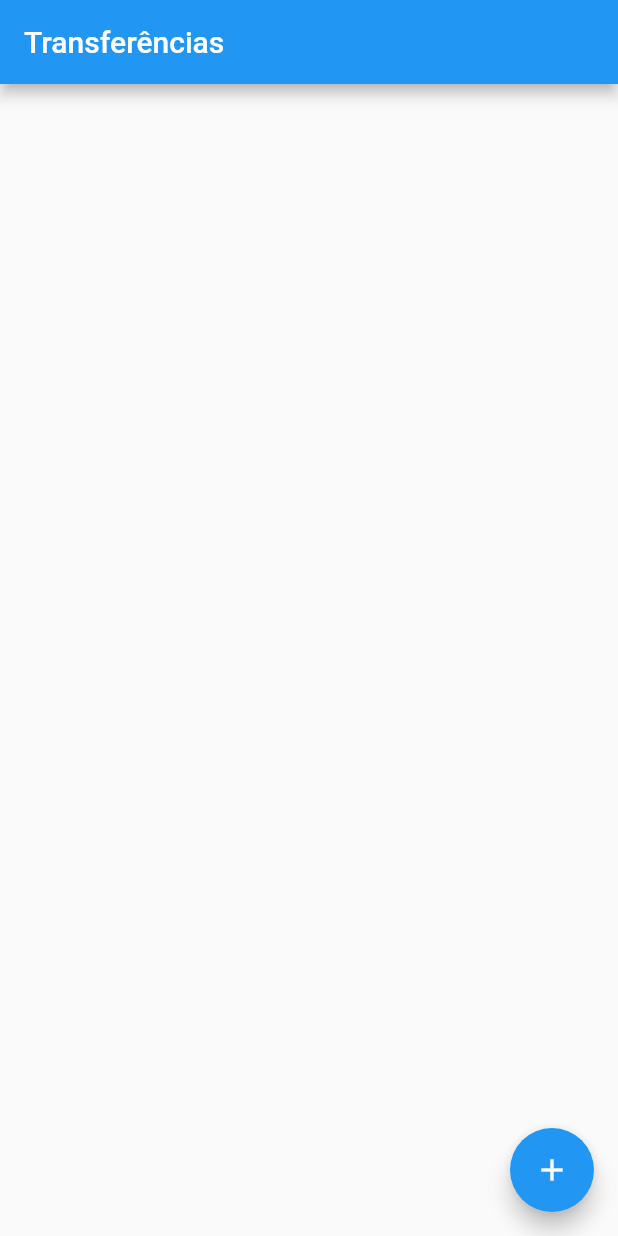
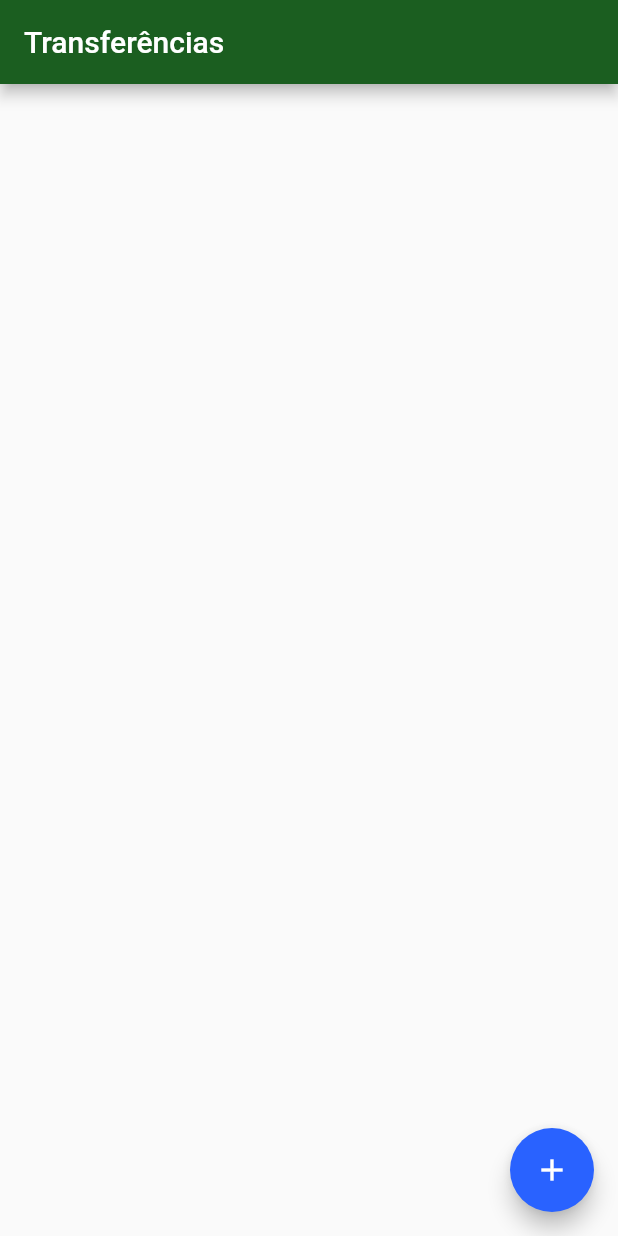
Before and after one commit to wodejunior/Bytebank, a Flutter app: the screen it shows after launch, on a phone screen of 412 x 824 dp. Run offline on Flutter 3.47's test engine with Material 2 defaults, Android fonts, the phone set to English and light mode, and no system bars.

Commit message:
Atualizaçã0 05
Signed-off-by: wodejunior <wodejunior@gmail.com>

```diff
--- a/lib/main.dart
+++ b/lib/main.dart
@@ -8,10 +8,13 @@ class BytebankApp extends StatelessWidget {
   @override
   Widget build(BuildContext context) {
     return MaterialApp(
-      home: Scaffold(
-        body: ListaTransferencias(),
-      ),
-    );
+        theme: ThemeData(
+            primaryColor: Colors.green[900],
+            accentColor: Colors.blueAccent[700],
+            buttonTheme: ButtonThemeData(
+                buttonColor: Colors.blueAccent[700],
+                textTheme: ButtonTextTheme.primary)),
+        home: ListaTransferencias());
   }
 }
 
```
